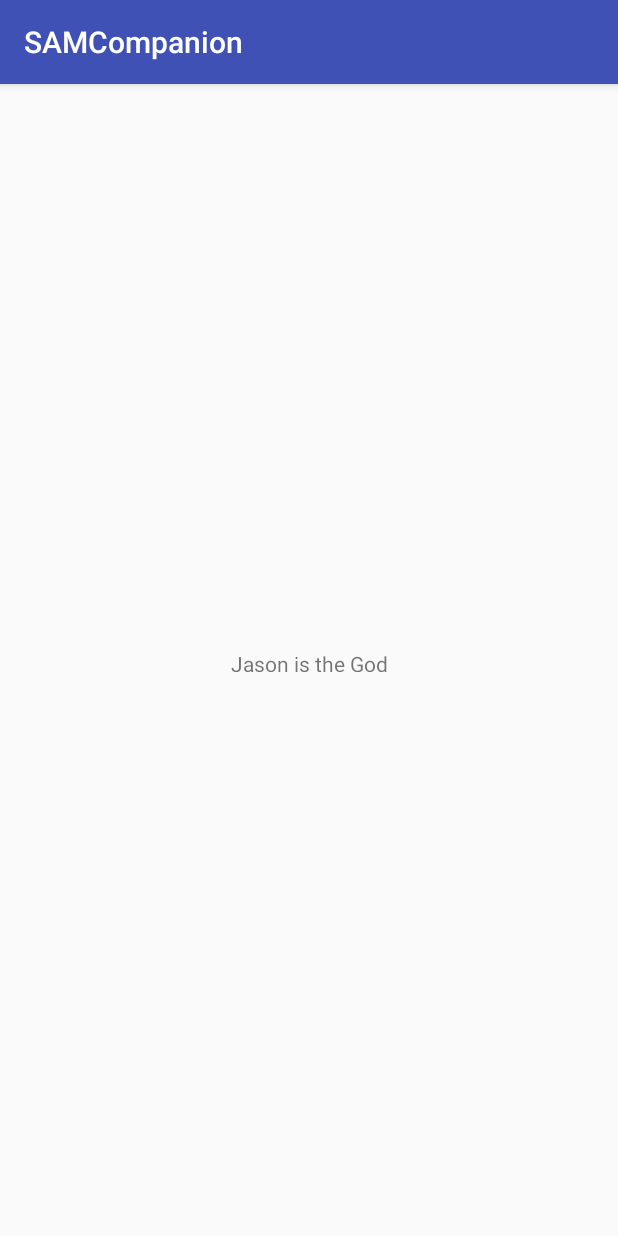
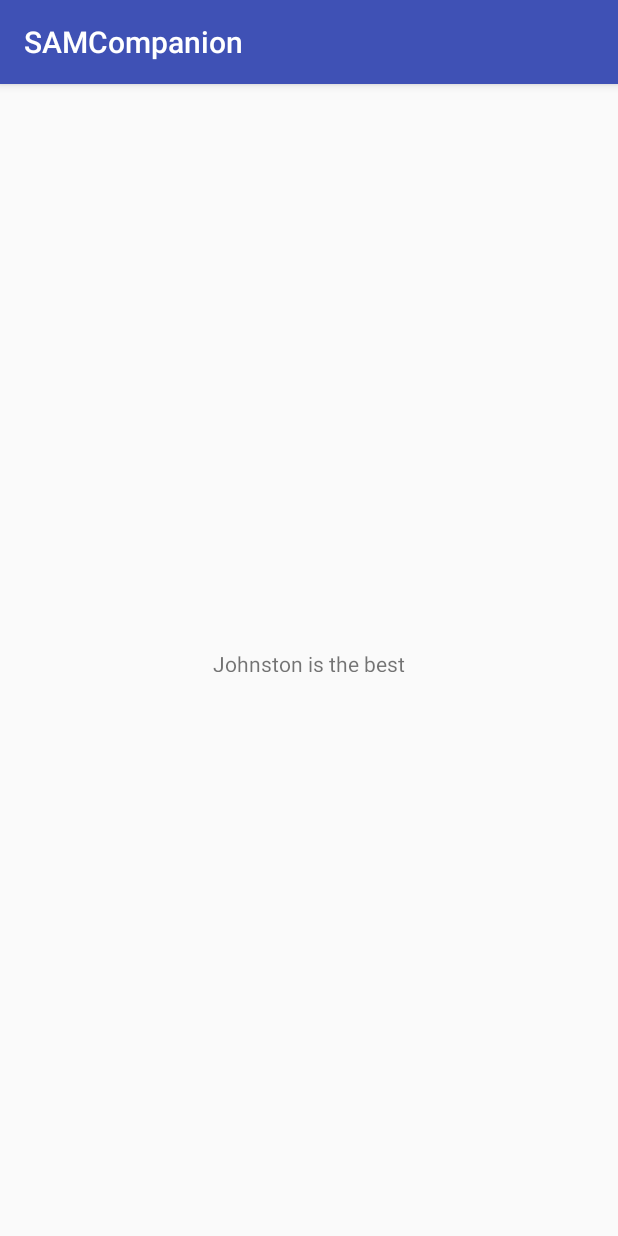
Before and after one commit to JasonDeichmann/SAMCompanion, an Android app: the screen it shows after launch (MainActivity), on a phone screen of 412 x 824 dp. Run offline under Robolectric (Android 15) with nearby library versions, the phone set to English and light mode, and no system bars.

Commit message:
Here is the updated version of the main activity.

```diff
--- a/app/src/main/res/layout/activity_main.xml
+++ b/app/src/main/res/layout/activity_main.xml
@@ -9,7 +9,7 @@
     <TextView
         android:layout_width="wrap_content"
         android:layout_height="15dp"
-        android:text="Jason is the God"
+        android:text="Johnston is the best"
         app:layout_constraintBottom_toBottomOf="parent"
         app:layout_constraintLeft_toLeftOf="parent"
         app:layout_constraintRight_toRightOf="parent"
```
